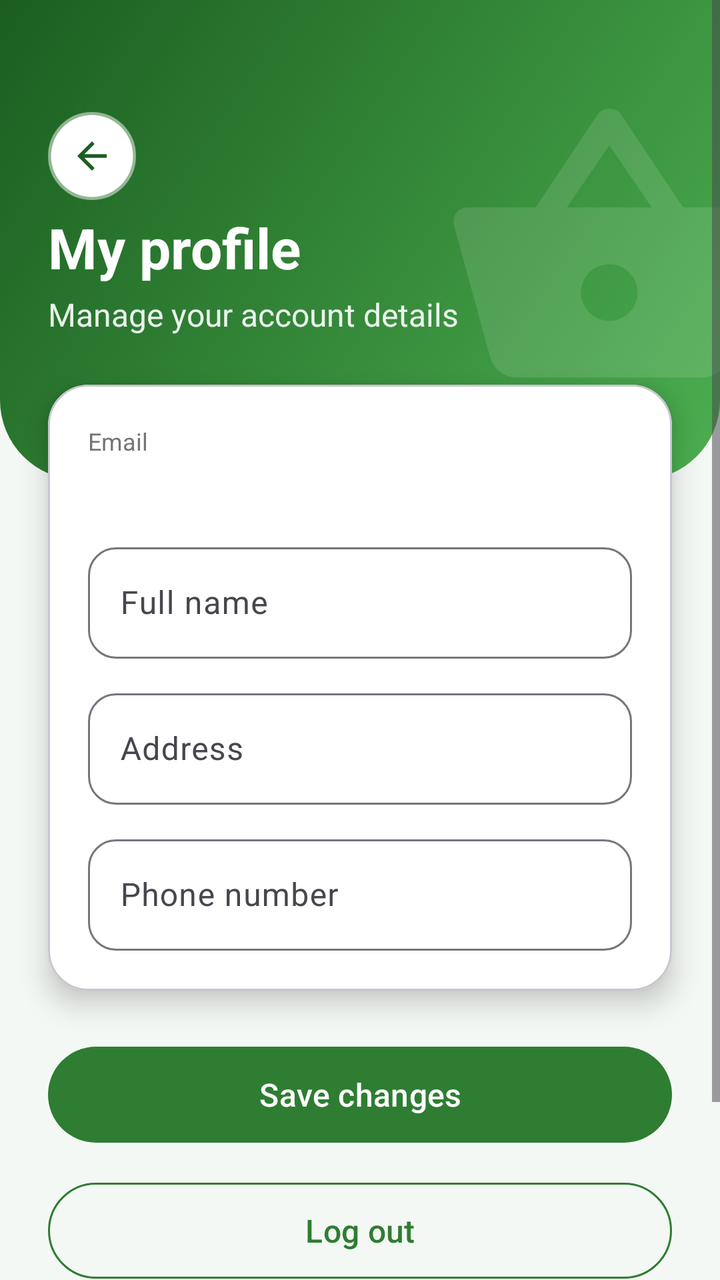
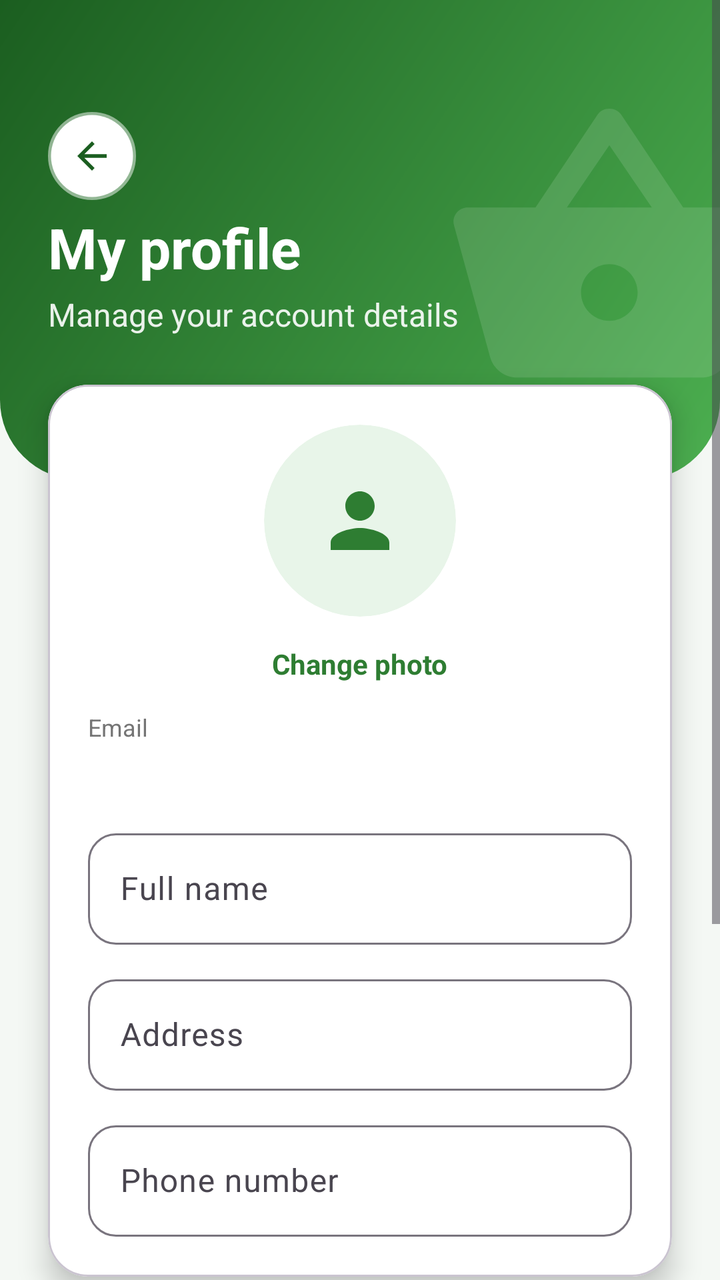

Compare the two renders of this Android layout. The source of the first and the diff that turns it into the second are given below.
<!-- AndroidManifest.xml: application theme Theme.GroceryApp -->
<!-- res/layout/activity_profile.xml -->
<ScrollView xmlns:android="http://schemas.android.com/apk/res/android" xmlns:app="http://schemas.android.com/apk/res-auto" android:layout_width="match_parent" android:layout_height="match_parent" android:background="@color/welcome_background" android:fillViewport="true">
    <LinearLayout android:layout_width="match_parent" android:layout_height="wrap_content" android:orientation="vertical" android:paddingBottom="32dp">
        <FrameLayout android:layout_width="match_parent" android:layout_height="240dp" android:background="@drawable/header_background">
            <ImageView android:layout_width="170dp" android:layout_height="170dp" android:layout_gravity="end|top" android:layout_marginTop="40dp" android:layout_marginEnd="-30dp" android:alpha="0.12" android:importantForAccessibility="no" android:src="@drawable/ic_basket"/>
            <ImageView android:id="@+id/btnBack" android:layout_width="44dp" android:layout_height="44dp" android:layout_gravity="top|start" android:layout_marginStart="24dp" android:layout_marginTop="56dp" android:background="@drawable/avatar_background" android:clickable="true" android:contentDescription="Back" android:elevation="6dp" android:focusable="true" android:padding="11dp" android:src="@drawable/ic_arrow_back" android:tint="@color/green_dark"/>
            <LinearLayout android:layout_width="match_parent" android:layout_height="wrap_content" android:layout_gravity="bottom" android:orientation="vertical" android:paddingHorizontal="24dp" android:paddingBottom="72dp">
                <TextView android:layout_width="wrap_content" android:layout_height="wrap_content" android:text="My profile" android:textColor="@color/white" android:textSize="28sp" android:textStyle="bold"/>
                <TextView android:layout_width="wrap_content" android:layout_height="wrap_content" android:layout_marginTop="4dp" android:text="Manage your account details" android:textColor="#E6FFFFFF" android:textSize="16sp"/>
            </LinearLayout>
        </FrameLayout>
        <com.google.android.material.card.MaterialCardView android:layout_width="match_parent" android:layout_height="wrap_content" android:layout_marginStart="24dp" android:layout_marginTop="-48dp" android:layout_marginEnd="24dp" app:cardBackgroundColor="@color/white" app:cardCornerRadius="20dp" app:cardElevation="8dp">
            <LinearLayout android:layout_width="match_parent" android:layout_height="wrap_content" android:orientation="vertical" android:padding="20dp">
                <TextView android:layout_width="wrap_content" android:layout_height="wrap_content" android:text="Email" android:textColor="@color/text_secondary" android:textSize="12sp"/>
                <TextView android:id="@+id/tvEmail" android:layout_width="match_parent" android:layout_height="wrap_content" android:layout_marginTop="2dp" android:textColor="@color/text_primary" android:textSize="16sp"/>
                <com.google.android.material.textfield.TextInputLayout android:id="@+id/tilName" style="@style/Widget.GroceryApp.TextInputLayout" android:layout_width="match_parent" android:layout_height="wrap_content" android:layout_marginTop="16dp" android:hint="Full name">
                    <com.google.android.material.textfield.TextInputEditText android:id="@+id/etName" android:layout_width="match_parent" android:layout_height="wrap_content" android:inputType="textPersonName" android:textColor="@color/text_primary"/>
                </com.google.android.material.textfield.TextInputLayout>
                <com.google.android.material.textfield.TextInputLayout android:id="@+id/tilAddress" style="@style/Widget.GroceryApp.TextInputLayout" android:layout_width="match_parent" android:layout_height="wrap_content" android:layout_marginTop="12dp" android:hint="Address">
                    <com.google.android.material.textfield.TextInputEditText android:id="@+id/etAddress" android:layout_width="match_parent" android:layout_height="wrap_content" android:inputType="textPostalAddress" android:textColor="@color/text_primary"/>
                </com.google.android.material.textfield.TextInputLayout>
                <com.google.android.material.textfield.TextInputLayout android:id="@+id/tilPhone" style="@style/Widget.GroceryApp.TextInputLayout" android:layout_width="match_parent" android:layout_height="wrap_content" android:layout_marginTop="12dp" android:hint="Phone number">
                    <com.google.android.material.textfield.TextInputEditText android:id="@+id/etPhone" android:layout_width="match_parent" android:layout_height="wrap_content" android:inputType="phone" android:textColor="@color/text_primary"/>
                </com.google.android.material.textfield.TextInputLayout>
            </LinearLayout>
        </com.google.android.material.card.MaterialCardView>
        <Button android:id="@+id/btnSave" style="@style/Widget.GroceryApp.Button" android:layout_width="match_parent" android:layout_height="wrap_content" android:layout_marginStart="24dp" android:layout_marginTop="24dp" android:layout_marginEnd="24dp" android:text="Save changes"/>
        <Button android:id="@+id/btnLogout" style="@style/Widget.GroceryApp.OutlinedButton" android:layout_width="match_parent" android:layout_height="wrap_content" android:layout_marginStart="24dp" android:layout_marginTop="12dp" android:layout_marginEnd="24dp" android:text="Log out"/>
        <Button android:id="@+id/btnDelete" style="@style/Widget.GroceryApp.DangerButton" android:layout_width="match_parent" android:layout_height="wrap_content" android:layout_marginStart="24dp" android:layout_marginTop="12dp" android:layout_marginEnd="24dp" android:text="Delete account"/>
    </LinearLayout>
</ScrollView>
<!-- resources referenced by this layout -->
<resources>
  <color name="green_dark">#1B5E20</color>
  <color name="text_primary">#1A1A1A</color>
  <color name="text_secondary">#757575</color>
  <color name="welcome_background">#F4F8F4</color>
  <color name="white">#FFFFFFFF</color>
  <!-- drawable avatar_background (drawable) -->
  <?xml version="1.0" encoding="utf-8"?>
  <shape xmlns:android="http://schemas.android.com/apk/res/android"
      android:shape="oval">
      <solid android:color="#FFFFFF" />
      <stroke android:width="3dp" android:color="#80FFFFFF" />
  </shape>
  <!-- drawable header_background (drawable) -->
  <?xml version="1.0" encoding="utf-8"?>
  <shape xmlns:android="http://schemas.android.com/apk/res/android"
      android:shape="rectangle">
      <gradient
          android:angle="315"
          android:startColor="#1B5E20"
          android:endColor="#4CAF50"
          android:type="linear" />
      <corners
          android:bottomLeftRadius="40dp"
          android:bottomRightRadius="40dp" />
  </shape>
  <!-- drawable ic_arrow_back (drawable) -->
  <vector xmlns:android="http://schemas.android.com/apk/res/android" android:width="24dp" android:height="24dp" android:viewportWidth="24" android:viewportHeight="24">
      <path android:fillColor="#FF000000" android:pathData="M20,11H7.83l5.59,-5.59L12,4l-8,8 8,8 1.41,-1.41L7.83,13H20v-2z"/>
  </vector>
  <style name="Widget.GroceryApp.Button" parent="Widget.Material3.Button">
          <item name="android:minHeight">56dp</item>
          <item name="android:textSize">16sp</item>
          <item name="android:textAllCaps">false</item>
          <item name="cornerRadius">28dp</item>
      </style>
  <style name="Widget.GroceryApp.DangerButton" parent="Widget.GroceryApp.OutlinedButton">
          <item name="android:textColor">@color/danger</item>
          <item name="strokeColor">@color/danger</item>
          <item name="rippleColor">#33C62828</item>
      </style>
  <style name="Widget.GroceryApp.OutlinedButton" parent="Widget.Material3.Button.OutlinedButton">
          <item name="android:minHeight">56dp</item>
          <item name="android:textSize">16sp</item>
          <item name="android:textAllCaps">false</item>
          <item name="cornerRadius">28dp</item>
          <item name="strokeColor">@color/green_primary</item>
      </style>
  <style name="Widget.GroceryApp.TextInputLayout" parent="Widget.Material3.TextInputLayout.OutlinedBox">
          <item name="boxCornerRadiusTopStart">14dp</item>
          <item name="boxCornerRadiusTopEnd">14dp</item>
          <item name="boxCornerRadiusBottomStart">14dp</item>
          <item name="boxCornerRadiusBottomEnd">14dp</item>
      </style>
  <style name="Theme.GroceryApp" parent="Base.Theme.GroceryApp" />
  <color name="danger">#C62828</color>
  <color name="green_primary">#2E7D32</color>
  <style name="Base.Theme.GroceryApp" parent="Theme.Material3.Light.NoActionBar">
          <item name="colorPrimary">@color/green_primary</item>
          <item name="colorOnPrimary">@color/white</item>
          <item name="colorPrimaryContainer">@color/green_light</item>
          <item name="colorOnPrimaryContainer">@color/green_dark</item>
          <item name="colorError">@color/danger</item>
      </style>
  <color name="green_light">#E8F5E9</color>
  <!-- unchanged entries left out for length: 1 -->
</resources>

<!-- the commit's change to res/layout/activity_profile.xml (unified diff, before → after) -->
@@ -10,6 +10,11 @@
         </FrameLayout>
         <com.google.android.material.card.MaterialCardView android:layout_width="match_parent" android:layout_height="wrap_content" android:layout_marginStart="24dp" android:layout_marginTop="-48dp" android:layout_marginEnd="24dp" app:cardBackgroundColor="@color/white" app:cardCornerRadius="20dp" app:cardElevation="8dp">
             <LinearLayout android:layout_width="match_parent" android:layout_height="wrap_content" android:orientation="vertical" android:padding="20dp">
+                <FrameLayout android:layout_width="96dp" android:layout_height="96dp" android:layout_gravity="center_horizontal">
+                    <ImageView android:id="@+id/ivPhoto" android:layout_width="96dp" android:layout_height="96dp" android:background="@drawable/hero_circle" android:clickable="true" android:clipToOutline="true" android:contentDescription="Profile photo" android:focusable="true" android:scaleType="centerCrop" android:src="@drawable/ic_person" android:padding="26dp" android:tint="@color/green_primary"/>
+                    <ProgressBar android:id="@+id/progressPhoto" style="?android:attr/progressBarStyle" android:layout_width="36dp" android:layout_height="36dp" android:layout_gravity="center" android:indeterminateTint="@color/green_primary" android:visibility="gone"/>
+                </FrameLayout>
+                <TextView android:id="@+id/btnChangePhoto" android:layout_width="wrap_content" android:layout_height="wrap_content" android:layout_gravity="center_horizontal" android:layout_marginTop="8dp" android:layout_marginBottom="8dp" android:background="?attr/selectableItemBackground" android:clickable="true" android:focusable="true" android:padding="6dp" android:text="Change photo" android:textColor="@color/green_primary" android:textSize="14sp" android:textStyle="bold"/>
                 <TextView android:layout_width="wrap_content" android:layout_height="wrap_content" android:text="Email" android:textColor="@color/text_secondary" android:textSize="12sp"/>
                 <TextView android:id="@+id/tvEmail" android:layout_width="match_parent" android:layout_height="wrap_content" android:layout_marginTop="2dp" android:textColor="@color/text_primary" android:textSize="16sp"/>
                 <com.google.android.material.textfield.TextInputLayout android:id="@+id/tilName" style="@style/Widget.GroceryApp.TextInputLayout" android:layout_width="match_parent" android:layout_height="wrap_content" android:layout_marginTop="16dp" android:hint="Full name">
<!-- resource entries referenced after the edit -->
@@ -25,9 +25,30 @@
           android:bottomLeftRadius="40dp"
           android:bottomRightRadius="40dp" />
   </shape>
+  <!-- drawable hero_circle (drawable) -->
+  <?xml version="1.0" encoding="utf-8"?>
+  <shape xmlns:android="http://schemas.android.com/apk/res/android"
+      android:shape="oval">
+      <solid android:color="#E8F5E9" />
+  </shape>
   <!-- drawable ic_arrow_back (drawable) -->
-  <vector xmlns:android="http://schemas.android.com/apk/res/android" android:width="24dp" android:height="24dp" android:viewportWidth="24" android:viewportHeight="24">
-      <path android:fillColor="#FF000000" android:pathData="M20,11H7.83l5.59,-5.59L12,4l-8,8 8,8 1.41,-1.41L7.83,13H20v-2z"/>
+  <?xml version="1.0" encoding="utf-8"?>
+  <vector xmlns:android="http://schemas.android.com/apk/res/android"
+      android:width="24dp" android:height="24dp" android:viewportWidth="24" android:viewportHeight="24">
+      <path android:fillColor="#FF000000"
+          android:pathData="M20,11H7.83l5.59,-5.59L12,4l-8,8 8,8 1.41,-1.41L7.83,13H20v-2z" />
+  </vector>
+  <!-- drawable ic_person (drawable) -->
+  <?xml version="1.0" encoding="utf-8"?>
+  <vector xmlns:android="http://schemas.android.com/apk/res/android"
+      android:width="24dp"
+      android:height="24dp"
+      android:viewportWidth="24"
+      android:viewportHeight="24"
+      android:tint="#FFFFFF">
+      <path
+          android:fillColor="#FF000000"
+          android:pathData="M12,12c2.21,0 4,-1.79 4,-4s-1.79,-4 -4,-4 -4,1.79 -4,4 1.79,4 4,4zM12,14c-2.67,0 -8,1.34 -8,4v2h16v-2c0,-2.66 -5.33,-4 -8,-4z"/>
   </vector>
   <style name="Widget.GroceryApp.Button" parent="Widget.Material3.Button">
           <item name="android:minHeight">56dp</item>
